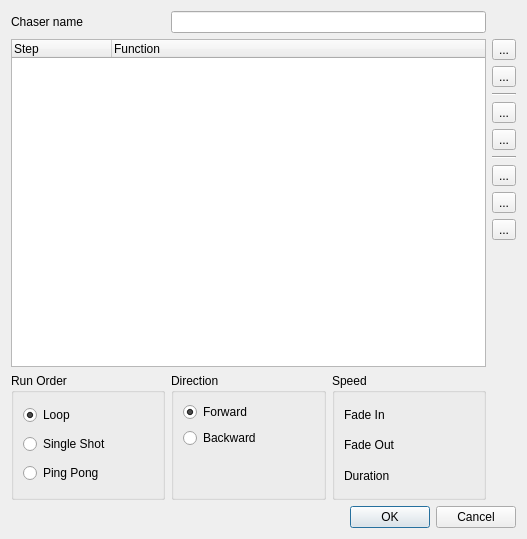
The window that trunk/ui/src/chasereditor.ui (Bondzio/qlc) describes before a commit, drawn with Qt 5.
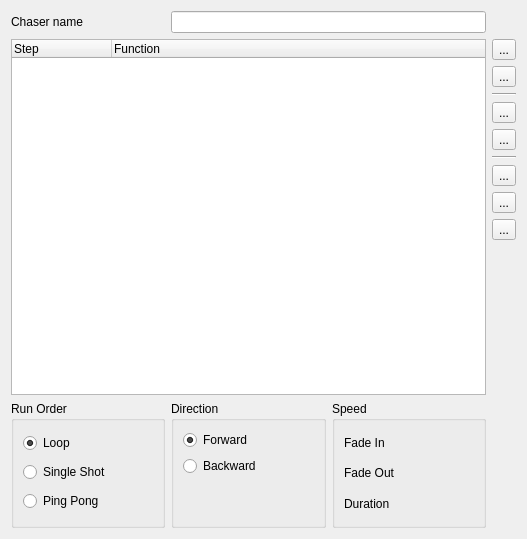
The same window after the commit. Icons and pictures are not drawn.

Commit message: Un-dialogified function editors and made them live on the right side of the FunctionManager splitter.

Diff of the .ui file:
```diff
--- a/trunk/ui/src/chasereditor.ui
+++ b/trunk/ui/src/chasereditor.ui
@@ -1,7 +1,7 @@
 <?xml version="1.0" encoding="UTF-8"?>
 <ui version="4.0">
  <class>ChaserEditor</class>
- <widget class="QDialog" name="ChaserEditor">
+ <widget class="QWidget" name="ChaserEditor">
   <property name="geometry">
    <rect>
     <x>0</x>
@@ -356,16 +356,6 @@
      </layout>
     </widget>
    </item>
-   <item row="12" column="0" colspan="4">
-    <widget class="QDialogButtonBox" name="m_buttonBox">
-     <property name="orientation">
-      <enum>Qt::Horizontal</enum>
-     </property>
-     <property name="standardButtons">
-      <set>QDialogButtonBox::Cancel|QDialogButtonBox::Ok</set>
-     </property>
-    </widget>
-   </item>
   </layout>
  </widget>
  <resources>
```
Left out of the diff: 35 changed lines with no effect on the pictures. The commit also changes 25 other files.
